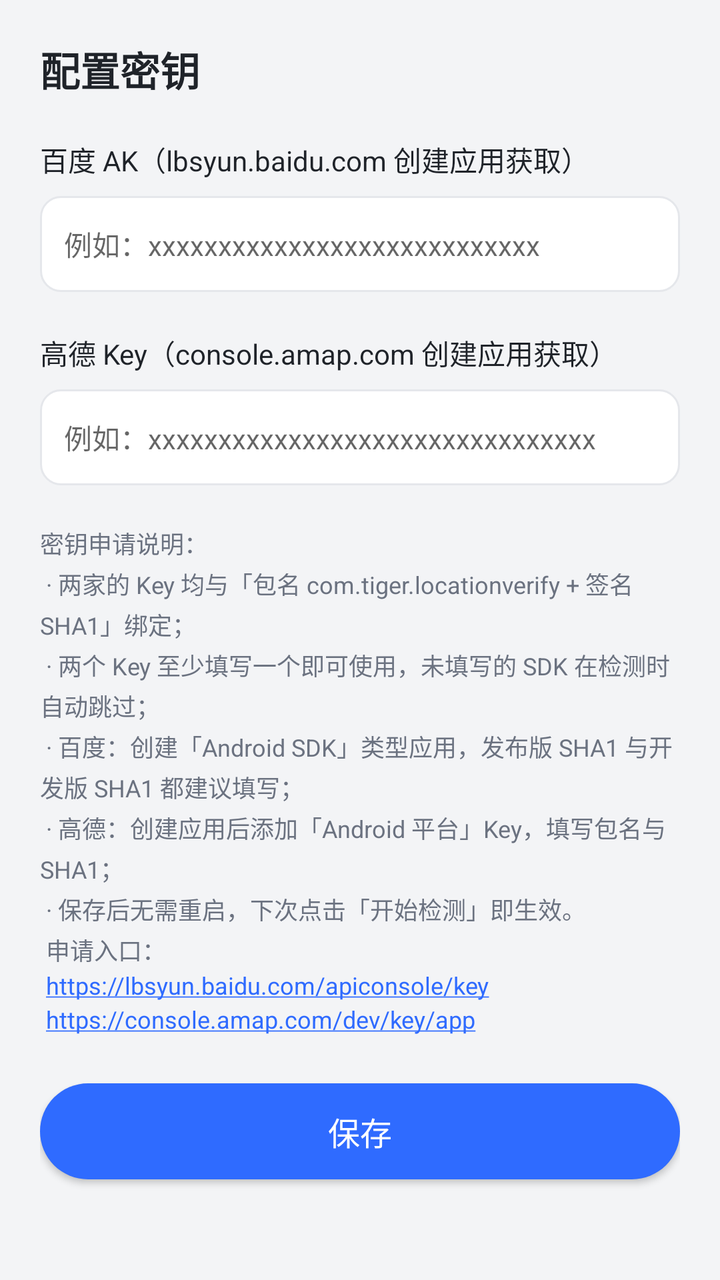
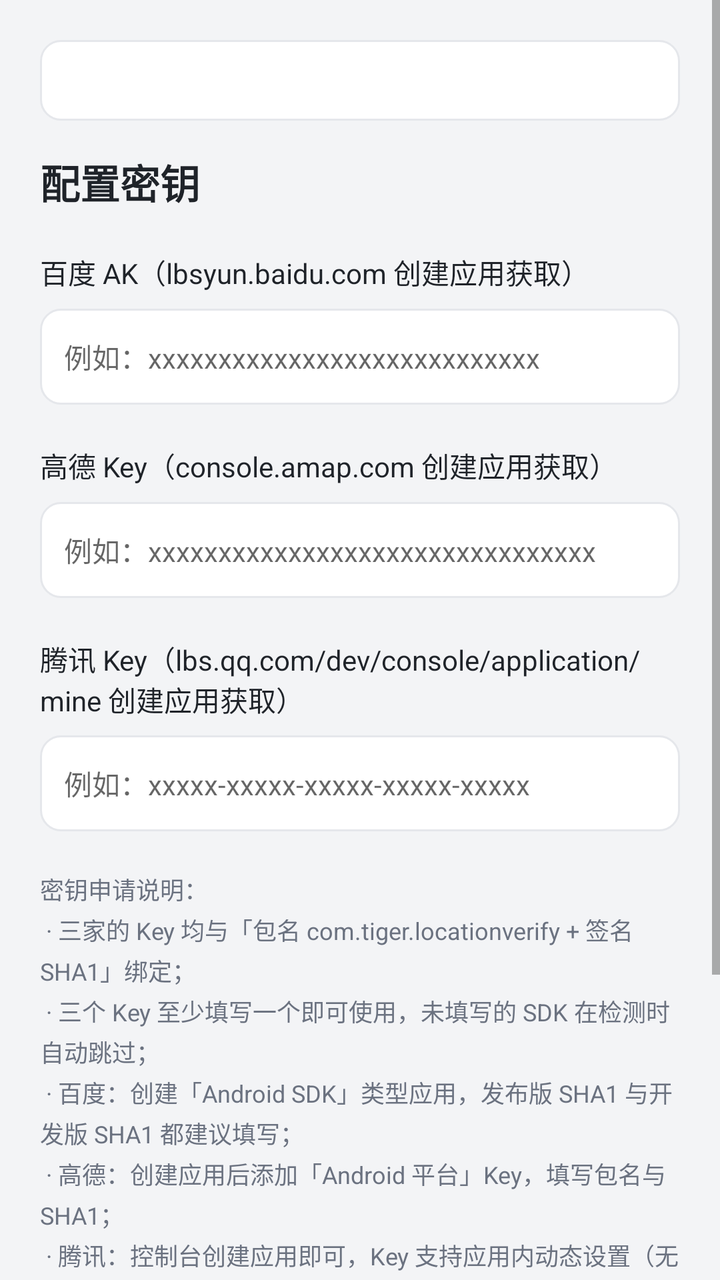

Two renders of the same Android screen: before a commit and after it. Below are the layout's source before the change and the commit's diff.
<!-- AndroidManifest.xml: application theme Theme.LocationVerify -->
<!-- res/layout/activity_key_config.xml -->
<?xml version="1.0" encoding="utf-8"?>
<ScrollView xmlns:android="http://schemas.android.com/apk/res/android"
    android:layout_width="match_parent"
    android:layout_height="match_parent"
    android:background="@color/page_bg"
    android:fitsSystemWindows="true"
    android:fillViewport="true">

    <LinearLayout
        android:layout_width="match_parent"
        android:layout_height="wrap_content"
        android:orientation="vertical"
        android:padding="20dp">

        <TextView
            android:layout_width="match_parent"
            android:layout_height="wrap_content"
            android:text="@string/key_config_title"
            android:textColor="@color/text_main"
            android:textSize="20sp"
            android:textStyle="bold" />

        <TextView
            android:layout_width="match_parent"
            android:layout_height="wrap_content"
            android:layout_marginTop="20dp"
            android:text="@string/key_config_label_baidu"
            android:textColor="@color/text_main"
            android:textSize="14sp" />

        <EditText
            android:id="@+id/et_baidu_ak"
            android:layout_width="match_parent"
            android:layout_height="wrap_content"
            android:layout_marginTop="8dp"
            android:background="@drawable/bg_card"
            android:hint="例如：xxxxxxxxxxxxxxxxxxxxxxxxxxxx"
            android:imeOptions="actionNext"
            android:inputType="textNoSuggestions"
            android:minHeight="48dp"
            android:paddingStart="12dp"
            android:paddingEnd="12dp"
            android:singleLine="true"
            android:textColor="@color/text_main"
            android:textSize="14sp" />

        <TextView
            android:layout_width="match_parent"
            android:layout_height="wrap_content"
            android:layout_marginTop="20dp"
            android:text="@string/key_config_label_amap"
            android:textColor="@color/text_main"
            android:textSize="14sp" />

        <EditText
            android:id="@+id/et_amap_key"
            android:layout_width="match_parent"
            android:layout_height="wrap_content"
            android:layout_marginTop="8dp"
            android:background="@drawable/bg_card"
            android:hint="例如：xxxxxxxxxxxxxxxxxxxxxxxxxxxxxxxx"
            android:imeOptions="actionDone"
            android:inputType="textNoSuggestions"
            android:minHeight="48dp"
            android:paddingStart="12dp"
            android:paddingEnd="12dp"
            android:singleLine="true"
            android:textColor="@color/text_main"
            android:textSize="14sp" />

        <TextView
            android:id="@+id/tv_key_hint"
            android:layout_width="match_parent"
            android:layout_height="wrap_content"
            android:layout_marginTop="20dp"
            android:autoLink="web"
            android:lineSpacingExtra="3dp"
            android:text="@string/key_config_hint"
            android:textColor="@color/text_sub"
            android:textSize="12sp" />

        <Button
            android:id="@+id/btn_save"
            android:layout_width="match_parent"
            android:layout_height="wrap_content"
            android:layout_marginTop="24dp"
            android:background="@drawable/bg_btn_primary"
            android:minHeight="48dp"
            android:text="@string/key_config_save"
            android:textAllCaps="false"
            android:textColor="@android:color/white"
            android:textSize="16sp" />
    </LinearLayout>
</ScrollView>
<!-- resources referenced by this layout -->
<resources>
  <color name="page_bg">#F3F4F6</color>
  <color name="text_main">#1F2329</color>
  <color name="text_sub">#6B7280</color>
  <!-- drawable bg_btn_primary (drawable) -->
  <?xml version="1.0" encoding="utf-8"?>
  <shape xmlns:android="http://schemas.android.com/apk/res/android"
      android:shape="rectangle">
      <solid android:color="@color/primary" />
      <corners android:radius="24dp" />
  </shape>
  <!-- drawable bg_card (drawable) -->
  <?xml version="1.0" encoding="utf-8"?>
  <shape xmlns:android="http://schemas.android.com/apk/res/android"
      android:shape="rectangle">
      <solid android:color="@android:color/white" />
      <corners android:radius="10dp" />
      <stroke
          android:width="1dp"
          android:color="#E5E7EB" />
  </shape>
  <string name="key_config_hint">密钥申请说明：\n
  · 两家的 Key 均与「包名 com.tiger.locationverify + 签名 SHA1」绑定；\n
  · 两个 Key 至少填写一个即可使用，未填写的 SDK 在检测时自动跳过；\n
  · 百度：创建「Android SDK」类型应用，发布版 SHA1 与开发版 SHA1 都建议填写；\n
  · 高德：创建应用后添加「Android 平台」Key，填写包名与 SHA1；\n
  · 保存后无需重启，下次点击「开始检测」即生效。\n
  申请入口：\n
  https://lbsyun.baidu.com/apiconsole/key\n
  https://console.amap.com/dev/key/app</string>
  <string name="key_config_label_amap">高德 Key（console.amap.com 创建应用获取）</string>
  <string name="key_config_label_baidu">百度 AK（lbsyun.baidu.com 创建应用获取）</string>
  <string name="key_config_save">保存</string>
  <string name="key_config_title">配置密钥</string>
  <style name="Theme.LocationVerify" parent="Theme.AppCompat.Light.NoActionBar">
          <item name="colorPrimary">@color/primary</item>
          <item name="colorPrimaryDark">@color/primary_dark</item>
          <item name="colorAccent">@color/primary</item>
          <item name="android:statusBarColor">@color/primary_dark</item>
          <item name="android:windowLightStatusBar">false</item>
      </style>
  <color name="primary">#2F6BFF</color>
  <color name="primary_dark">#1D4ED8</color>
</resources>

<!-- the commit's change to res/layout/activity_key_config.xml (unified diff, before → after) -->
@@ -12,9 +12,23 @@
         android:orientation="vertical"
         android:padding="20dp">
 
+        
+        <TextView
+            android:id="@+id/tv_pkg_sha1"
+            android:layout_width="match_parent"
+            android:layout_height="wrap_content"
+            android:background="@drawable/bg_card"
+            android:fontFamily="monospace"
+            android:lineSpacingExtra="3dp"
+            android:padding="12dp"
+            android:textColor="@color/text_main"
+            android:textIsSelectable="true"
+            android:textSize="12sp" />
+
         <TextView
             android:layout_width="match_parent"
             android:layout_height="wrap_content"
+            android:layout_marginTop="16dp"
             android:text="@string/key_config_title"
             android:textColor="@color/text_main"
             android:textSize="20sp"
@@ -59,6 +73,30 @@
             android:layout_marginTop="8dp"
             android:background="@drawable/bg_card"
             android:hint="例如：xxxxxxxxxxxxxxxxxxxxxxxxxxxxxxxx"
+            android:imeOptions="actionNext"
+            android:inputType="textNoSuggestions"
+            android:minHeight="48dp"
+            android:paddingStart="12dp"
+            android:paddingEnd="12dp"
+            android:singleLine="true"
+            android:textColor="@color/text_main"
+            android:textSize="14sp" />
+
+        <TextView
+            android:layout_width="match_parent"
+            android:layout_height="wrap_content"
+            android:layout_marginTop="20dp"
+            android:text="@string/key_config_label_tencent"
+            android:textColor="@color/text_main"
+            android:textSize="14sp" />
+
+        <EditText
+            android:id="@+id/et_tencent_key"
+            android:layout_width="match_parent"
+            android:layout_height="wrap_content"
+            android:layout_marginTop="8dp"
+            android:background="@drawable/bg_card"
+            android:hint="例如：xxxxx-xxxxx-xxxxx-xxxxx-xxxxx"
             android:imeOptions="actionDone"
             android:inputType="textNoSuggestions"
             android:minHeight="48dp"
<!-- resource entries referenced after the edit -->
@@ -21,16 +21,19 @@
           android:color="#E5E7EB" />
   </shape>
   <string name="key_config_hint">密钥申请说明：\n
-  · 两家的 Key 均与「包名 com.tiger.locationverify + 签名 SHA1」绑定；\n
-  · 两个 Key 至少填写一个即可使用，未填写的 SDK 在检测时自动跳过；\n
+  · 三家的 Key 均与「包名 com.tiger.locationverify + 签名 SHA1」绑定；\n
+  · 三个 Key 至少填写一个即可使用，未填写的 SDK 在检测时自动跳过；\n
   · 百度：创建「Android SDK」类型应用，发布版 SHA1 与开发版 SHA1 都建议填写；\n
   · 高德：创建应用后添加「Android 平台」Key，填写包名与 SHA1；\n
+  · 腾讯：控制台创建应用即可，Key 支持应用内动态设置（无需改代码）；\n
   · 保存后无需重启，下次点击「开始检测」即生效。\n
   申请入口：\n
   https://lbsyun.baidu.com/apiconsole/key\n
-  https://console.amap.com/dev/key/app</string>
+  https://console.amap.com/dev/key/app\n
+  https://lbs.qq.com/dev/console/application/mine</string>
   <string name="key_config_label_amap">高德 Key（console.amap.com 创建应用获取）</string>
   <string name="key_config_label_baidu">百度 AK（lbsyun.baidu.com 创建应用获取）</string>
+  <string name="key_config_label_tencent">腾讯 Key（lbs.qq.com/dev/console/application/mine 创建应用获取）</string>
   <string name="key_config_save">保存</string>
   <string name="key_config_title">配置密钥</string>
   <style name="Theme.LocationVerify" parent="Theme.AppCompat.Light.NoActionBar">
